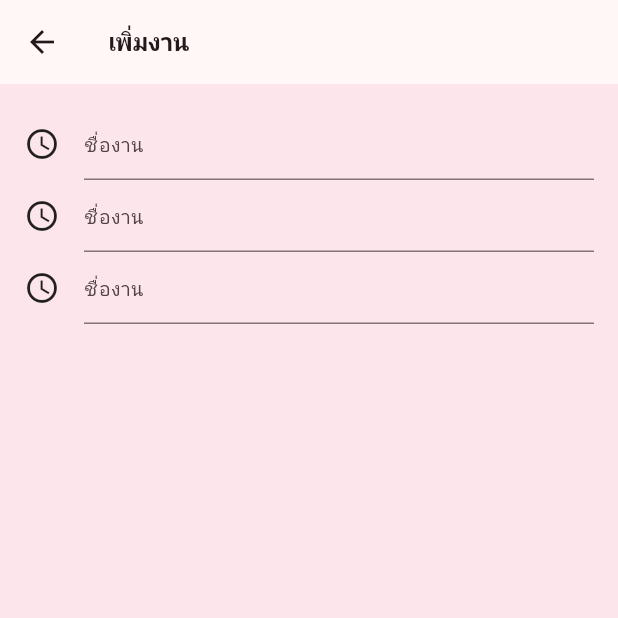
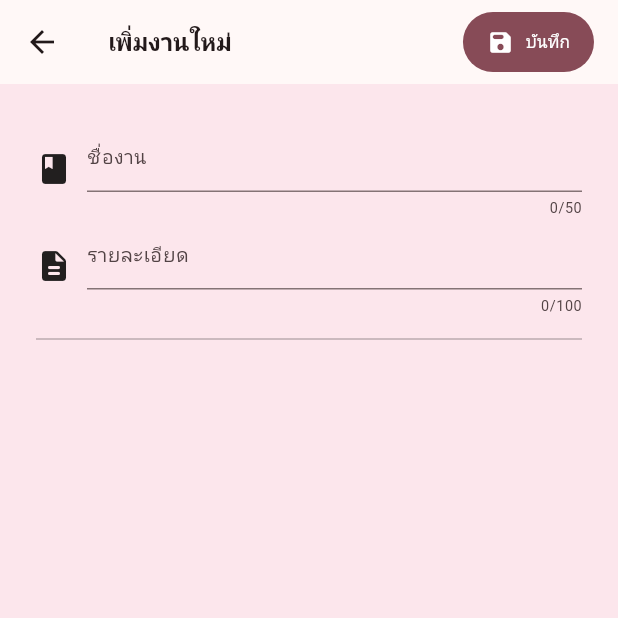
Before and after one commit to cybloxboi/School-Day, a Flutter app: the AddNewTodoPage screen opened directly, on a phone screen of 412 x 824 dp, the top half of it. Run offline on Flutter 3.47's test engine with Material 3 defaults, Android fonts, the phone set to English and light mode, and no system bars; our stand-ins replace animated_text_kit, cached_network_image, cloud_firestore, file_picker, firebase_auth, firebase_core and 12 more; missing offline and left inert: dart:js_interop; accounts and stored records are empty; network calls fail; project files that could hold a hidden picture were left out.

Commit message:
Add a new worksheet information entry

```diff
--- a/lib/screens/todos/add_new_todo_page.dart
+++ b/lib/screens/todos/add_new_todo_page.dart
@@ -11,37 +11,60 @@ class AddNewTodoPage extends StatefulWidget {
 class _AddNewTodoPageState extends State<AddNewTodoPage> {
   final _titleController = TextEditingController();
 
+
   @override
   Widget build(BuildContext context) {
     return Scaffold(
       appBar: AppBar(
         title: Text(
-          'เพิ่มงาน',
+          'เพิ่มงานใหม่',
           style: textTheme.bodyMedium!.copyWith(
             fontWeight: FontWeight.bold,
           ),
         ),
-        centerTitle: false,
+         centerTitle: false,
+      actions: [
+
+        Padding(
+    padding: const EdgeInsets.only(right: 16.0, top: 8.0, bottom: 8.0),
+    child: ElevatedButton.icon(
+          onPressed: () {
+          },
+          style: ElevatedButton.styleFrom(
+          backgroundColor: Color(0xFF874B57),
+          shape: StadiumBorder(),
+          padding: const EdgeInsets.symmetric(horizontal: 16.0, vertical: 8.0),
+          elevation: 0,
+        ),
+          icon: const Icon(Icons.save_rounded, color: Colors.white),
+          label: const Text(
+            'บันทึก',
+            style: TextStyle(color: Colors.white),
+          ),
+    ),
+        ),
+      ],
       ),
       backgroundColor: backgroundColor,
       body: SafeArea(
         child: SingleChildScrollView(
           child: Form(
             child: Padding(
-              padding: const EdgeInsets.all(16),
+              padding: const EdgeInsets.all(24),
               child: Column(
                 children: [
                   Row(
                     children: [
-                      const Icon(Icons.access_time),
+                      const Icon(Icons.book_rounded),
                       const SizedBox(
-                        width: 16,
+                        width: 10,
                       ),
                       Expanded(
                         child: TextFormField(
                           controller: _titleController,
                           decoration: const InputDecoration(
                             hintText: 'ชื่องาน',
+                            counterText: '0/50',
                           ),
                         ),
                       ),
@@ -49,35 +72,25 @@ class _AddNewTodoPageState extends State<AddNewTodoPage> {
                   ),
                   Row(
                     children: [
-                      const Icon(Icons.access_time),
+                      const Icon(Icons.description_rounded),
                       const SizedBox(
-                        width: 16,
+                        width: 10,
                       ),
                       Expanded(
                         child: TextFormField(
                           controller: _titleController,
                           decoration: const InputDecoration(
-                            hintText: 'ชื่องาน',
+                            hintText: 'รายละเอียด',
+                            counterText: '0/100',
                           ),
                         ),
                       ),
                     ],
                   ),
-                  Row(
-                    children: [
-                      const Icon(Icons.access_time),
-                      const SizedBox(
-                        width: 16,
-                      ),
-                      Expanded(
-                        child: TextFormField(
-                          controller: _titleController,
-                          decoration: const InputDecoration(
-                            hintText: 'ชื่องาน',
-                          ),
-                        ),
-                      ),
-                    ],
+                  const Divider(
+                    height: 32,
+                    thickness: 1,
+                    color: Colors.black26,
                   ),
                 ],
               ),
```
